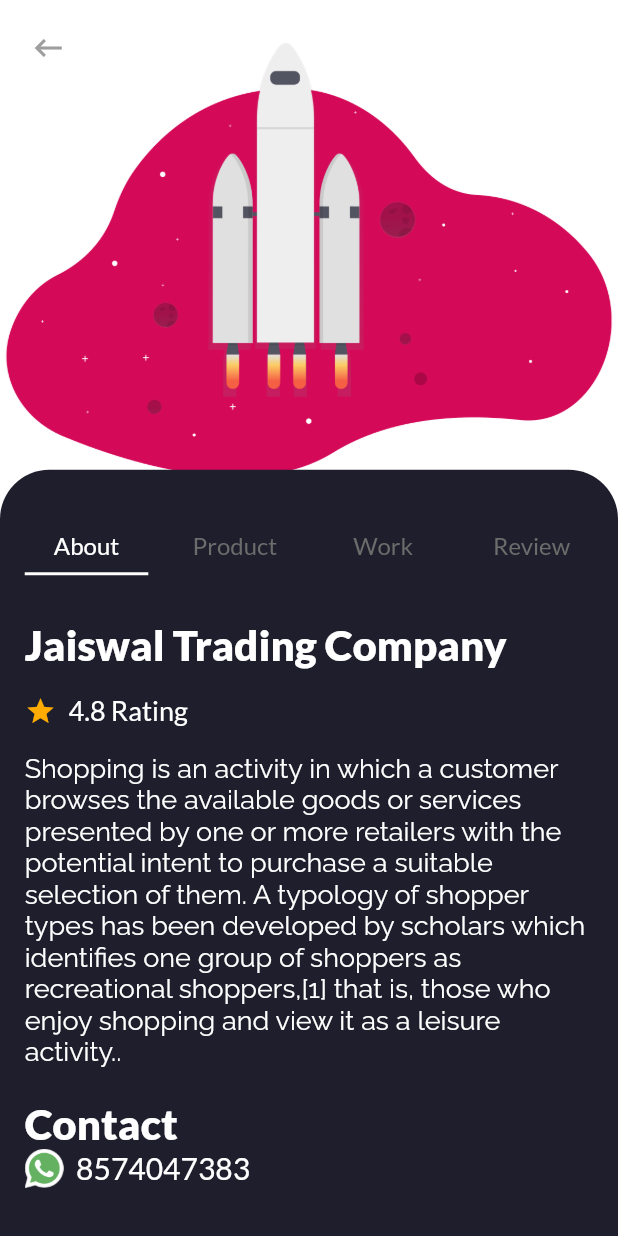
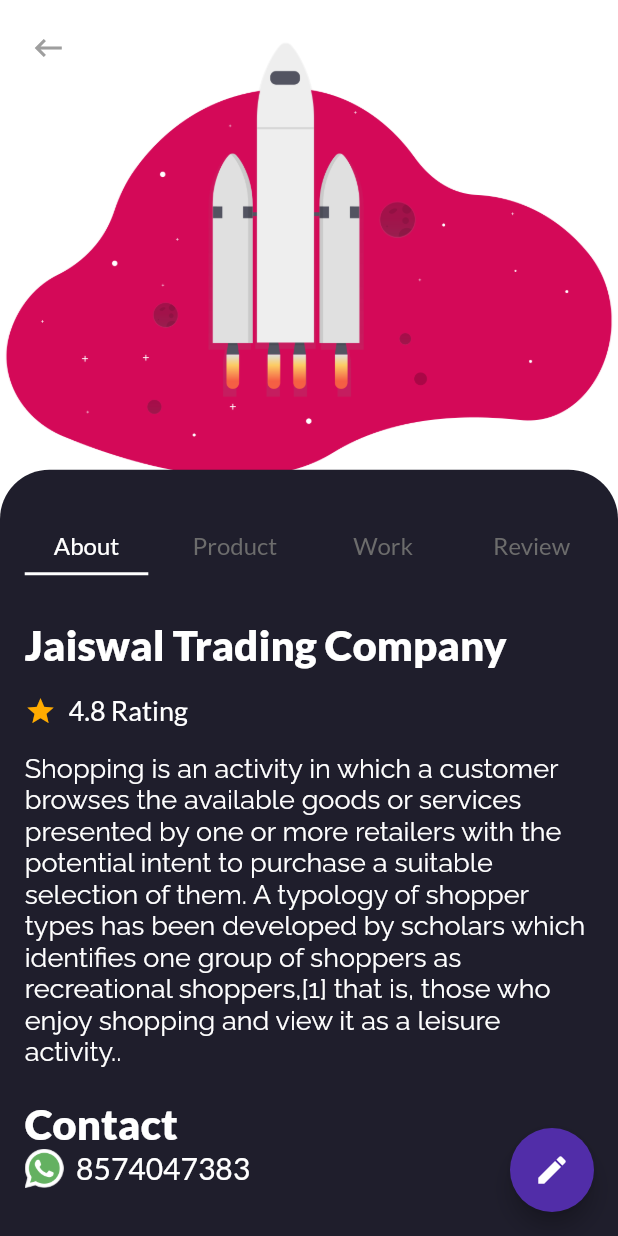
Before and after one commit to freaquish/locie, a Flutter app: the screen it shows after launch, on a phone screen of 412 x 824 dp. Run offline on Flutter 3.47's test engine with Material 2 defaults, Android fonts, the phone set to English and light mode, and no system bars; our stand-ins replace bloc, cloud_firestore, firebase_auth, firebase_core, firebase_storage, flutter_bloc and 5 more; accounts and stored records are empty.

Commit message:
floating action button

```diff
--- a/lib/components/color.dart
+++ b/lib/components/color.dart
@@ -4,5 +4,5 @@ class Colour {
   static const bgColor = Color(0xff1f1e2c);
   static const textfieldColor = Color(0xff000000); //Color(0xff5c5c5c);
   static const submitButtonColor = Color(0xff355cfd);
-  static const skeletonColor = Color(0xff15141e);
+  static const skeletonColor = Color(0xff12111A);
 }
--- a/lib/views/Store_view/store_view.dart
+++ b/lib/views/Store_view/store_view.dart
@@ -52,8 +52,16 @@ class _StoreViewWidgetState extends State<StoreViewWidget>
   @override
   Widget build(BuildContext context) {
     final screen = Scale(context);
-    return SafeArea(
-      child: PrimaryContainer(
+    return Scaffold(
+      floatingActionButton: FloatingActionButton(
+        backgroundColor: Colors.deepPurple[700],
+        child: Icon(
+          Icons.edit,
+          color: Colors.white,
+        ),
+        onPressed: () {},
+      ),
+      body: PrimaryContainer(
         widget: Stack(
           children: [
             Container(
```
